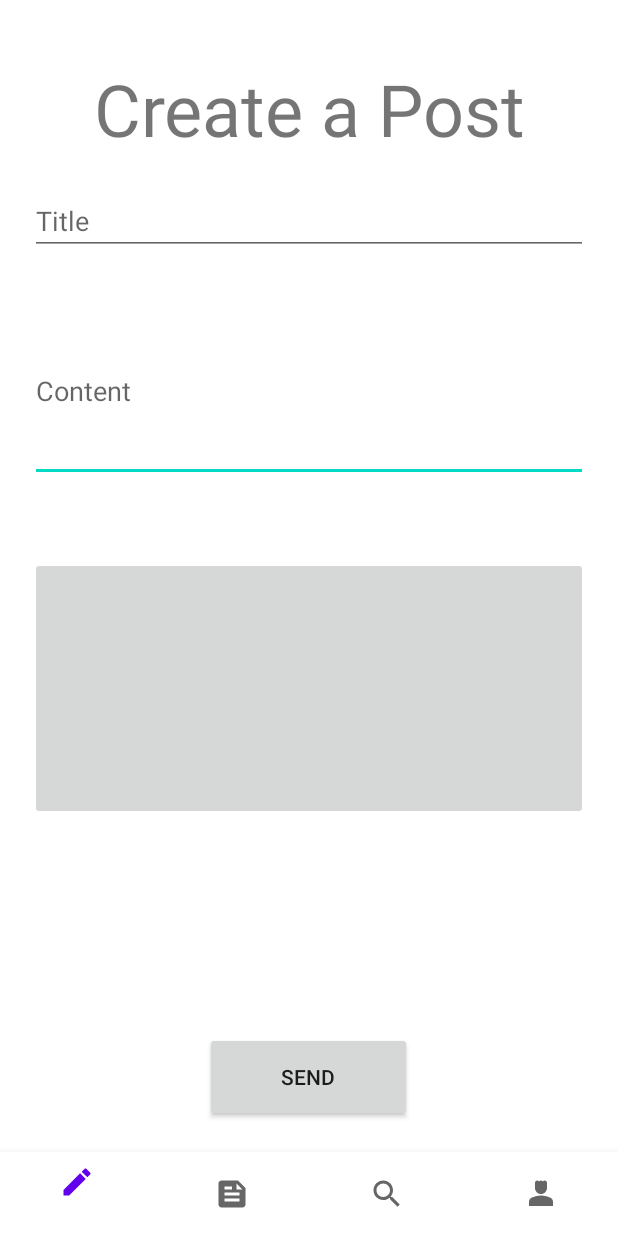
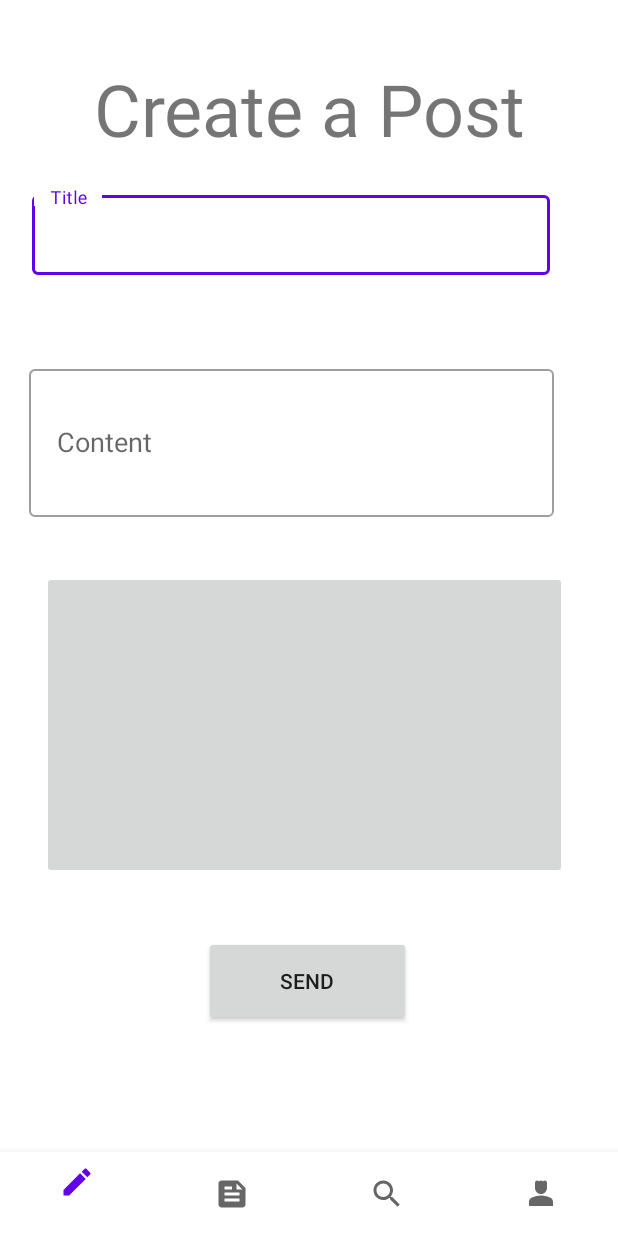
Before and after one commit to AdriMareel/AndroidProjectSocialNetwork, an Android app: the PostActivity screen opened directly, with no data from a screen before it, on a phone screen of 412 x 824 dp. Run offline under Robolectric (Android 15) with nearby library versions, the phone set to English and light mode, and no system bars; our stand-ins replace Firebase (no records; nobody signed in at launch, a user with empty details on screens opened directly); pictures from the network do not load.

Commit message:
Post Activity Graphical Update 2

```diff
--- a/app/src/main/java/com/example/socialnetwork/PostActivity.java
+++ b/app/src/main/java/com/example/socialnetwork/PostActivity.java
@@ -18,10 +18,8 @@ import android.widget.Toast;
 
 import androidx.annotation.NonNull;
 
-import com.google.android.gms.tasks.OnCompleteListener;
 import com.google.android.gms.tasks.OnFailureListener;
 import com.google.android.gms.tasks.OnSuccessListener;
-import com.google.android.gms.tasks.Task;
 import com.google.android.material.bottomnavigation.BottomNavigationView;
 import com.google.firebase.firestore.DocumentReference;
 import com.google.firebase.firestore.FirebaseFirestore;
@@ -55,7 +53,7 @@ public class PostActivity extends Activity {
     @Override
     protected void onCreate(Bundle savedInstanceState) {
         super.onCreate(savedInstanceState);
-        setContentView(R.layout.fragment_dashboard);
+        setContentView(R.layout.activity_post);
 
         //get profile's username
         Bundle extras = getIntent().getExtras();
--- /dev/null
+++ b/app/src/main/res/layout/activity_post.xml
@@ -0,0 +1,115 @@
+<?xml version="1.0" encoding="utf-8"?>
+<LinearLayout xmlns:android="http://schemas.android.com/apk/res/android"
+    xmlns:app="http://schemas.android.com/apk/res-auto"
+    xmlns:tools="http://schemas.android.com/tools"
+    android:layout_width="match_parent"
+    android:layout_height="match_parent"
+    android:orientation="vertical"
+    app:layout_constraintBottom_toBottomOf="parent"
+    app:layout_constraintEnd_toEndOf="parent"
+    app:layout_constraintStart_toStartOf="parent"
+    app:layout_constraintTop_toTopOf="parent"
+    tools:context=".MainActivity">
+
+    <androidx.constraintlayout.widget.ConstraintLayout
+        android:layout_width="match_parent"
+        android:layout_height="match_parent">
+
+        <TextView
+            android:id="@+id/fragmentTitle"
+            android:layout_width="match_parent"
+            android:layout_height="wrap_content"
+            android:layout_marginTop="40dp"
+            android:text="Create a Post"
+            android:textAlignment="center"
+            android:textSize="48sp"
+            app:layout_constraintEnd_toEndOf="parent"
+            app:layout_constraintStart_toStartOf="parent"
+            app:layout_constraintTop_toTopOf="parent" />
+
+        <com.google.android.material.textfield.TextInputLayout
+            android:id="@+id/textInputLayout2"
+            style="@style/Widget.MaterialComponents.TextInputLayout.OutlinedBox.Dense"
+            android:layout_width="384dp"
+            android:layout_height="76dp"
+            android:layout_marginStart="16dp"
+            android:layout_marginTop="12dp"
+            android:paddingTop="8dp"
+            app:layout_constraintStart_toStartOf="parent"
+            app:layout_constraintTop_toBottomOf="@+id/fragmentTitle">
+
+            <EditText
+                android:id="@+id/postTitle"
+                android:layout_width="345dp"
+                android:layout_height="53dp"
+
+                android:layout_marginLeft="5dp"
+                android:ems="10"
+                android:hint="    Title"
+                android:inputType="textShortMessage"
+                android:marqueeRepeatLimit="marquee_forever"
+                tools:ignore="SpeakableTextPresentCheck" />
+
+        </com.google.android.material.textfield.TextInputLayout>
+
+        <com.google.android.material.textfield.TextInputLayout
+            android:id="@+id/textInputLayout"
+            style="@style/Widget.MaterialComponents.TextInputLayout.OutlinedBox.Dense"
+            android:layout_width="381dp"
+            android:layout_height="112dp"
+            android:layout_marginStart="14dp"
+            android:layout_marginTop="40dp"
+            android:paddingTop="8dp"
+            app:layout_constraintStart_toStartOf="parent"
+            app:layout_constraintTop_toBottomOf="@+id/textInputLayout2">
+
+            <EditText
+                android:id="@+id/postDescription"
+                android:layout_width="350dp"
+                android:layout_height="match_parent"
+                android:layout_marginLeft="5dp"
+                android:ems="10"
+                android:hint="    Content"
+                android:inputType="textMultiLine"
+                android:textAlignment="viewStart"
+                tools:ignore="SpeakableTextPresentCheck" />
+
+        </com.google.android.material.textfield.TextInputLayout>
+
+        <Button
+            android:id="@+id/sendButton"
+            android:layout_width="138dp"
+            android:layout_height="60dp"
+            android:layout_marginStart="136dp"
+            android:layout_marginBottom="84dp"
+            android:text="Send"
+            app:layout_constraintBottom_toTopOf="@+id/bottomNavigationView"
+            app:layout_constraintStart_toStartOf="parent" />
+
+        <com.google.android.material.bottomnavigation.BottomNavigationView
+            android:id="@+id/bottomNavigationView"
+            android:layout_width="wrap_content"
+            android:layout_height="wrap_content"
+            app:layout_constraintBottom_toBottomOf="parent"
+            app:layout_constraintEnd_toEndOf="parent"
+            app:layout_constraintStart_toStartOf="parent"
+            app:menu="@menu/bottom_nav_menu" />
+
+        <ImageButton
+            android:id="@+id/postImg"
+            android:layout_width="350dp"
+            android:layout_height="205dp"
+
+            android:layout_marginStart="28dp"
+            android:layout_marginTop="36dp"
+            android:adjustViewBounds="true"
+            android:contentDescription="Add an image"
+            android:scaleType="fitCenter"
+            android:visibility="visible"
+            app:layout_constraintStart_toStartOf="parent"
+            app:layout_constraintTop_toBottomOf="@+id/textInputLayout"
+            app:srcCompat="@android:drawable/ic_menu_gallery"
+            tools:srcCompat="@drawable/ic_dashboard_black_24dp" />
+
+    </androidx.constraintlayout.widget.ConstraintLayout>
+</LinearLayout>
```
